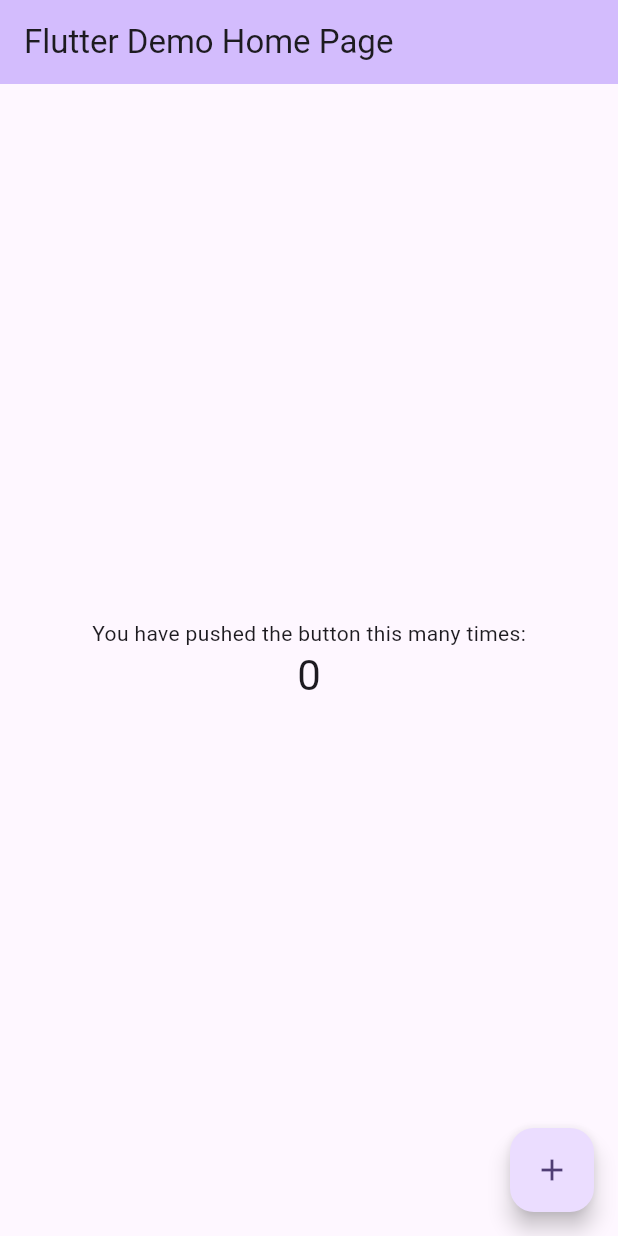
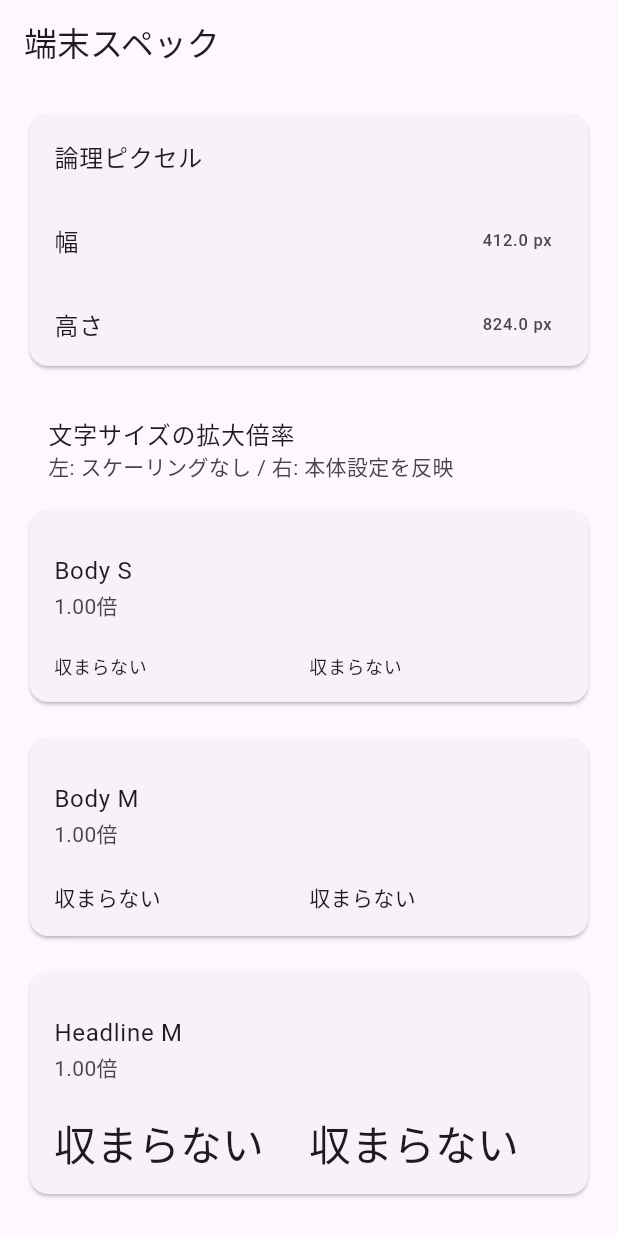
Before and after one commit to tfandkusu/osamaranai, a Flutter app: the screen it shows after launch, on a phone screen of 412 x 824 dp. Run offline on Flutter 3.47's test engine with Material 3 defaults, Android fonts, the phone set to English and light mode, and no system bars.

Commit message:
端末スペック計測画面を実装し、カウンター UI と test を削除
Co-authored-by: Haruhiko Takada <haruhiko.takada@gmail.com>

```diff
--- a/lib/main.dart
+++ b/lib/main.dart
@@ -7,116 +7,144 @@ void main() {
 class MyApp extends StatelessWidget {
   const MyApp({super.key});
 
-  // This widget is the root of your application.
   @override
   Widget build(BuildContext context) {
     return MaterialApp(
-      title: 'Flutter Demo',
+      title: 'osamaranai',
       theme: ThemeData(
-        // This is the theme of your application.
-        //
-        // TRY THIS: Try running your application with "flutter run". You'll see
-        // the application has a purple toolbar. Then, without quitting the app,
-        // try changing the seedColor in the colorScheme below to Colors.green
-        // and then invoke "hot reload" (save your changes or press the "hot
-        // reload" button in a Flutter-supported IDE, or press "r" if you used
-        // the command line to start the app).
-        //
-        // Notice that the counter didn't reset back to zero; the application
-        // state is not lost during the reload. To reset the state, use hot
-        // restart instead.
-        //
-        // This works for code too, not just values: Most code changes can be
-        // tested with just a hot reload.
-        colorScheme: .fromSeed(seedColor: Colors.deepPurple),
+        colorScheme: ColorScheme.fromSeed(seedColor: Colors.deepPurple),
       ),
-      home: const MyHomePage(title: 'Flutter Demo Home Page'),
+      home: const DeviceSpecScreen(),
     );
   }
 }
 
-class MyHomePage extends StatefulWidget {
-  const MyHomePage({super.key, required this.title});
+class DeviceSpecScreen extends StatelessWidget {
+  const DeviceSpecScreen({super.key});
 
-  // This widget is the home page of your application. It is stateful, meaning
-  // that it has a State object (defined below) that contains fields that affect
-  // how it looks.
-
-  // This class is the configuration for the state. It holds the values (in this
-  // case the title) provided by the parent (in this case the App widget) and
-  // used by the build method of the State. Fields in a Widget subclass are
-  // always marked "final".
-
-  final String title;
-
-  @override
-  State<MyHomePage> createState() => _MyHomePageState();
-}
-
-class _MyHomePageState extends State<MyHomePage> {
-  int _counter = 0;
-
-  void _incrementCounter() {
-    setState(() {
-      // This call to setState tells the Flutter framework that something has
-      // changed in this State, which causes it to rerun the build method below
-      // so that the display can reflect the updated values. If we changed
-      // _counter without calling setState(), then the build method would not be
-      // called again, and so nothing would appear to happen.
-      _counter++;
-    });
-  }
+  static const _textScaleEntries = [
+    _TextScaleEntry(label: 'Body S', styleKey: _TextStyleKey.bodySmall),
+    _TextScaleEntry(label: 'Body M', styleKey: _TextStyleKey.bodyMedium),
+    _TextScaleEntry(
+      label: 'Headline M',
+      styleKey: _TextStyleKey.headlineMedium,
+    ),
+  ];
 
   @override
   Widget build(BuildContext context) {
-    // This method is rerun every time setState is called, for instance as done
-    // by the _incrementCounter method above.
-    //
-    // The Flutter framework has been optimized to make rerunning build methods
-    // fast, so that you can just rebuild anything that needs updating rather
-    // than having to individually change instances of widgets.
+    final size = MediaQuery.sizeOf(context);
+
     return Scaffold(
-      appBar: AppBar(
-        // TRY THIS: Try changing the color here to a specific color (to
-        // Colors.amber, perhaps?) and trigger a hot reload to see the AppBar
-        // change color while the other colors stay the same.
-        backgroundColor: Theme.of(context).colorScheme.inversePrimary,
-        // Here we take the value from the MyHomePage object that was created by
-        // the App.build method, and use it to set our appbar title.
-        title: Text(widget.title),
+      appBar: AppBar(title: const Text('端末スペック')),
+      body: ListView(
+        padding: const EdgeInsets.all(16),
+        children: [
+          Card(
+            child: Column(
+              crossAxisAlignment: CrossAxisAlignment.start,
+              children: [
+                const ListTile(title: Text('論理ピクセル')),
+                ListTile(
+                  title: const Text('幅'),
+                  trailing: Text('${size.width.toStringAsFixed(1)} px'),
+                ),
+                ListTile(
+                  title: const Text('高さ'),
+                  trailing: Text('${size.height.toStringAsFixed(1)} px'),
+                ),
+              ],
+            ),
+          ),
+          const SizedBox(height: 16),
+          const ListTile(
+            title: Text('文字サイズの拡大倍率'),
+            subtitle: Text('左: スケーリングなし / 右: 本体設定を反映'),
+          ),
+          ..._textScaleEntries.map(
+            (entry) => Padding(
+              padding: const EdgeInsets.only(bottom: 16),
+              child: _TextScaleComparison(
+                label: entry.label,
+                style: _textStyleFor(context, entry.styleKey),
+              ),
+            ),
+          ),
+        ],
       ),
-      body: Center(
-        // Center is a layout widget. It takes a single child and positions it
-        // in the middle of the parent.
+    );
+  }
+
+  static TextStyle _textStyleFor(BuildContext context, _TextStyleKey key) {
+    final textTheme = Theme.of(context).textTheme;
+    return switch (key) {
+      _TextStyleKey.bodySmall => textTheme.bodySmall!,
+      _TextStyleKey.bodyMedium => textTheme.bodyMedium!,
+      _TextStyleKey.headlineMedium => textTheme.headlineMedium!,
+    };
+  }
+}
+
+enum _TextStyleKey { bodySmall, bodyMedium, headlineMedium }
+
+class _TextScaleEntry {
+  const _TextScaleEntry({required this.label, required this.styleKey});
+
+  final String label;
+  final _TextStyleKey styleKey;
+}
+
+class _TextScaleComparison extends StatelessWidget {
+  const _TextScaleComparison({required this.label, required this.style});
+
+  final String label;
+  final TextStyle style;
+
+  static const _sampleText = '収まらない';
+
+  @override
+  Widget build(BuildContext context) {
+    final fontSize = style.fontSize!;
+    final textScaler = MediaQuery.textScalerOf(context);
+    final scaleRatio = textScaler.scale(fontSize) / fontSize;
+
+    return Card(
+      child: Padding(
+        padding: const EdgeInsets.all(16),
         child: Column(
-          // Column is also a layout widget. It takes a list of children and
-          // arranges them vertically. By default, it sizes itself to fit its
-          // children horizontally, and tries to be as tall as its parent.
-          //
-          // Column has various properties to control how it sizes itself and
-          // how it positions its children. Here we use mainAxisAlignment to
-          // center the children vertically; the main axis here is the vertical
-          // axis because Columns are vertical (the cross axis would be
-          // horizontal).
-          //
-          // TRY THIS: Invoke "debug painting" (choose the "Toggle Debug Paint"
-          // action in the IDE, or press "p" in the console), to see the
-          // wireframe for each widget.
-          mainAxisAlignment: .center,
+          crossAxisAlignment: CrossAxisAlignment.start,
           children: [
-            const Text('You have pushed the button this many times:'),
-            Text(
-              '$_counter',
-              style: Theme.of(context).textTheme.headlineMedium,
+            ListTile(
+              contentPadding: EdgeInsets.zero,
+              title: Text(label),
+              subtitle: Text('${scaleRatio.toStringAsFixed(2)}倍'),
+            ),
+            const SizedBox(height: 8),
+            Row(
+              children: [
+                Expanded(
+                  child: MediaQuery.withNoTextScaling(
+                    child: Text(
+                      _sampleText,
+                      style: style,
+                      maxLines: 1,
+                      overflow: TextOverflow.ellipsis,
+                    ),
+                  ),
+                ),
+                Expanded(
+                  child: Text(
+                    _sampleText,
+                    style: style,
+                    maxLines: 1,
+                    overflow: TextOverflow.ellipsis,
+                  ),
+                ),
+              ],
             ),
           ],
         ),
       ),
-      floatingActionButton: FloatingActionButton(
-        onPressed: _incrementCounter,
-        tooltip: 'Increment',
-        child: const Icon(Icons.add),
-      ),
     );
   }
 }
```
Also changed, not shown: 2 other files.
